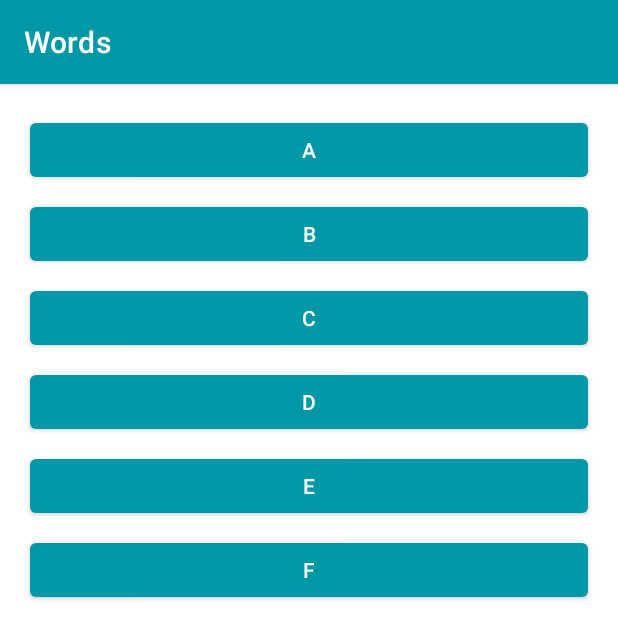
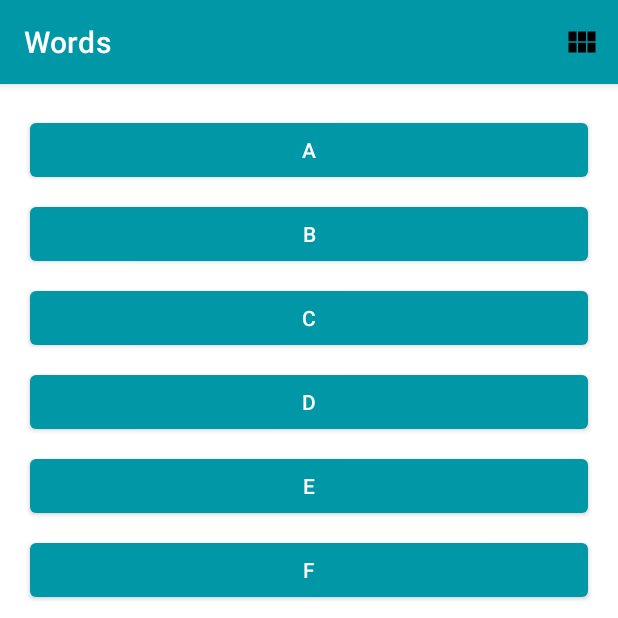
Before and after one commit to jackromeo0891111/AndroidStudio_Kotlin_dictionary, an Android app: the screen it shows after launch (MainActivity), on a phone screen of 412 x 824 dp, the top half of it. Run offline under Robolectric (Android 15) with nearby library versions, the phone set to English and light mode, and no system bars.

Commit message:
add layout selector

```diff
--- a/app/src/main/java/com/example/wordsapp/MainActivity.kt
+++ b/app/src/main/java/com/example/wordsapp/MainActivity.kt
@@ -16,7 +16,11 @@
 package com.example.wordsapp
 
 import android.os.Bundle
+import android.view.Menu
+import android.view.MenuItem
 import androidx.appcompat.app.AppCompatActivity
+import androidx.core.content.ContextCompat
+import androidx.recyclerview.widget.GridLayoutManager
 import androidx.recyclerview.widget.LinearLayoutManager
 import androidx.recyclerview.widget.RecyclerView
 import com.example.wordsapp.databinding.ActivityMainBinding
@@ -26,6 +30,7 @@ import com.example.wordsapp.databinding.ActivityMainBinding
  */
 class MainActivity : AppCompatActivity() {
     private lateinit var recyclerView: RecyclerView
+    private var isLinearLayoutManager = true
 
     override fun onCreate(savedInstanceState: Bundle?) {
         super.onCreate(savedInstanceState)
@@ -35,8 +40,58 @@ class MainActivity : AppCompatActivity() {
 
         recyclerView = binding.recyclerView
         // Sets the LinearLayoutManager of the recyclerview
-        recyclerView.layoutManager = LinearLayoutManager(this)
+        chooseLayout()
+    }
+
+    private fun chooseLayout() {
+        if (isLinearLayoutManager) {
+            recyclerView.layoutManager = LinearLayoutManager(this)
+        } else {
+            recyclerView.layoutManager = GridLayoutManager(this, 4)
+        }
         recyclerView.adapter = LetterAdapter()
     }
 
+    private fun setIcon(menuItem: MenuItem?) {
+        if (menuItem == null)
+            return
+        // Set the drawable for the menu icon based on which LayoutManager is currently in use
+        // An if-clause can be used on the right side of an assignment if all paths return a value.
+        // The following code is equivalent to
+        // if (isLinearLayoutManager)
+        //     menu.icon = ContextCompat.getDrawable(this, R.drawable.ic_grid_layout)
+        // else menu.icon = ContextCompat.getDrawable(this, R.drawable.ic_linear_layout)
+        menuItem.icon =
+            if (isLinearLayoutManager)
+                ContextCompat.getDrawable(this, R.drawable.ic_grid_layout)
+            else ContextCompat.getDrawable(this, R.drawable.ic_linear_layout)
+    }
+
+    override fun onCreateOptionsMenu(menu: Menu?): Boolean {
+        menuInflater.inflate(R.menu.layout_menu, menu)
+
+        val layoutButton = menu?.findItem(R.id.action_switch_layout)
+        // Calls code to set the icon based on the LinearLayoutManager of the RecyclerView
+        setIcon(layoutButton)
+        return true
+    }
+
+    override fun onOptionsItemSelected(item: MenuItem): Boolean {
+        return when(item.itemId) {
+            R.id.action_switch_layout -> {
+                // Sets isLinearLayoutManager (a Boolean) to the opposite value
+                isLinearLayoutManager = !isLinearLayoutManager
+                // Sets layout and icon
+                chooseLayout()
+                setIcon(item)
+                return true
+            }
+            //  Otherwise, do nothing and use the core event handling
+            // when clauses require that all possible paths be accounted for explicitly,
+            //  for instance both the true and false cases if the value is a Boolean,
+            //  or an else to catch all unhandled cases.
+            else -> super.onOptionsItemSelected(item)
+        }
+    }
+
 }
--- /dev/null
+++ b/app/src/main/res/drawable/ic_grid_layout.xml
@@ -0,0 +1,5 @@
+<vector android:height="24dp" android:tint="#000000"
+    android:viewportHeight="24" android:viewportWidth="24"
+    android:width="24dp" xmlns:android="http://schemas.android.com/apk/res/android">
+    <path android:fillColor="@android:color/white" android:pathData="M14.67,5v6.5H9.33V5H14.67zM15.67,11.5H21V5h-5.33V11.5zM14.67,19v-6.5H9.33V19H14.67zM15.67,12.5V19H21v-6.5H15.67zM8.33,12.5H3V19h5.33V12.5zM8.33,11.5V5H3v6.5H8.33z"/>
+</vector>
--- /dev/null
+++ b/app/src/main/res/drawable/ic_linear_layout.xml
@@ -0,0 +1,5 @@
+<vector android:autoMirrored="true" android:height="24dp"
+    android:tint="#000000" android:viewportHeight="24"
+    android:viewportWidth="24" android:width="24dp" xmlns:android="http://schemas.android.com/apk/res/android">
+    <path android:fillColor="@android:color/white" android:pathData="M3,14h4v-4H3V14zM3,19h4v-4H3V19zM3,9h4V5H3V9zM8,14h13v-4H8V14zM8,19h13v-4H8V19zM8,5v4h13V5H8z"/>
+</vector>
--- /dev/null
+++ b/app/src/main/res/menu/layout_menu.xml
@@ -0,0 +1,7 @@
+<menu xmlns:android="http://schemas.android.com/apk/res/android"
+    xmlns:app="http://schemas.android.com/apk/res-auto">
+    <item android:id="@+id/action_switch_layout"
+        android:title="@string/action_switch_layout"
+        android:icon="@drawable/ic_linear_layout"
+        app:showAsAction="always" />
+</menu>
```
